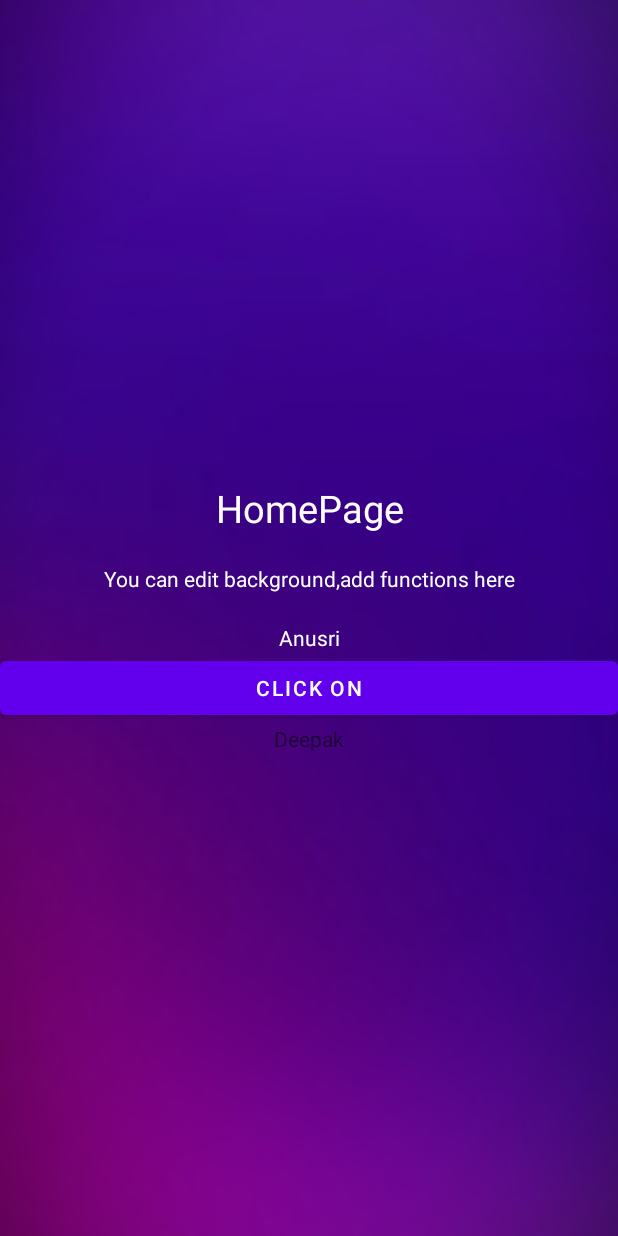
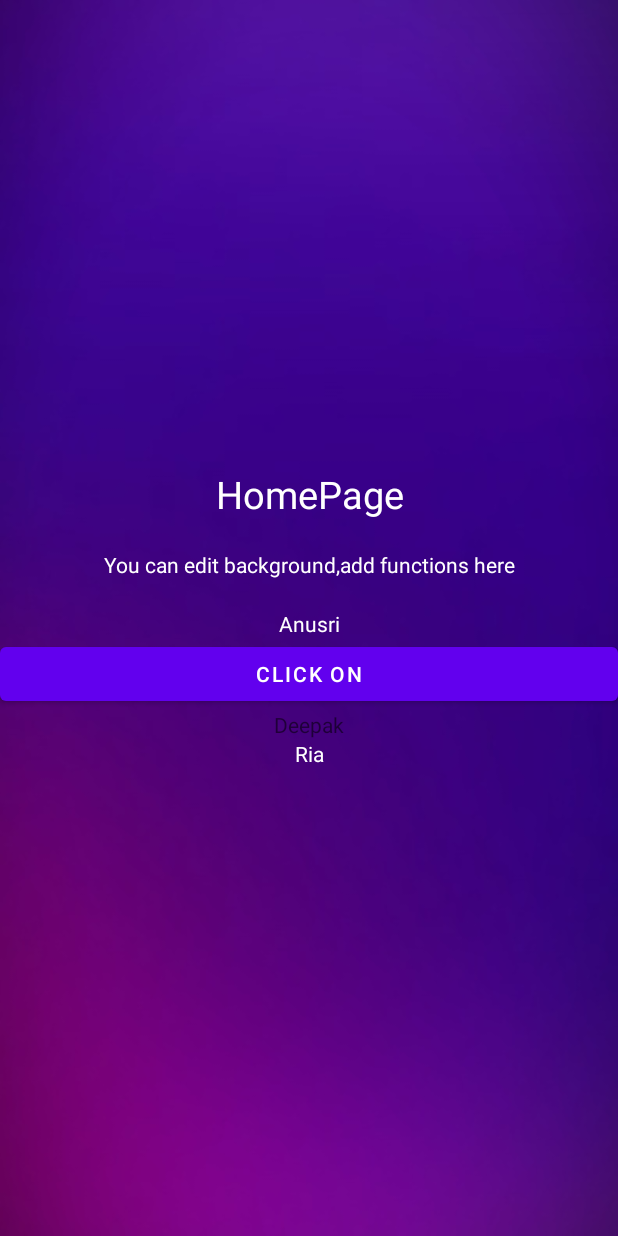
Before and after one commit to nishanthan22/Reverb, an Android app: the screen it shows after launch (HomePage), on a phone screen of 412 x 824 dp. Run offline under Robolectric (Android 15) with nearby library versions, the phone set to English and light mode, and no system bars; Roboto replaces fonts that are not available here.

Commit message:
Changes Done By Ammu.

```diff
--- a/app/src/main/res/layout/activity_home_page.xml
+++ b/app/src/main/res/layout/activity_home_page.xml
@@ -38,4 +38,12 @@
         android:layout_height="wrap_content"
         android:text="Deepak"/>
 
+    <TextView
+        android:layout_width="match_parent"
+        android:layout_height="wrap_content"
+        android:text="Ria"
+        android:gravity="center"
+        android:textColor="#fff"
+        />
+
 </LinearLayout>
```
